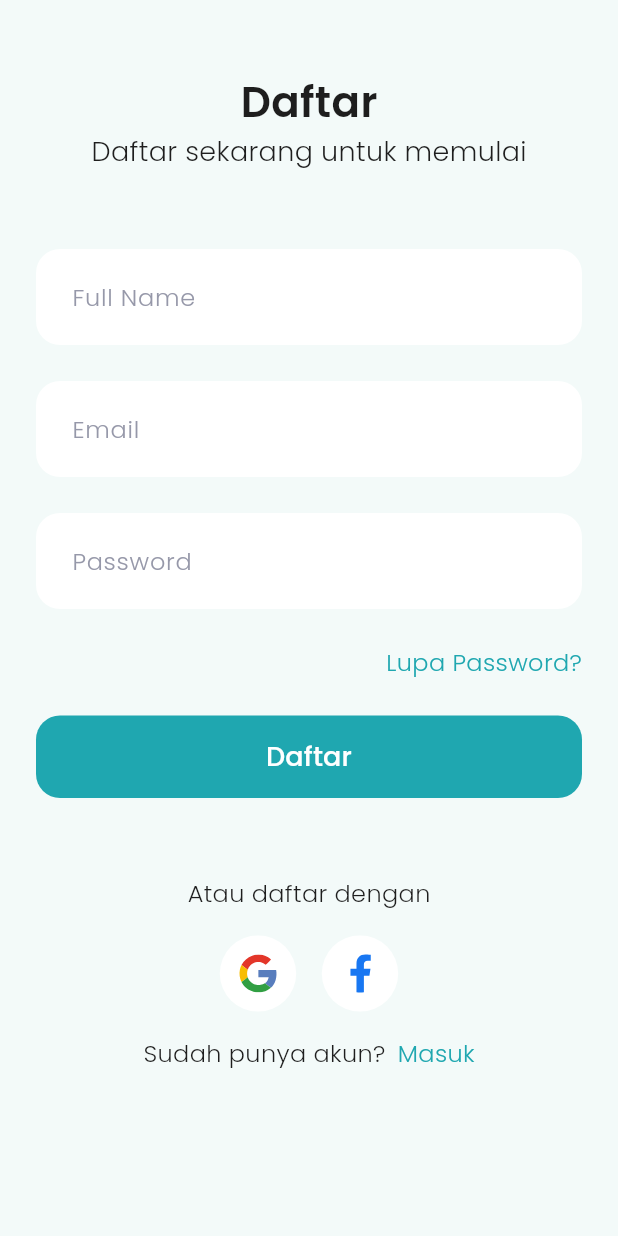
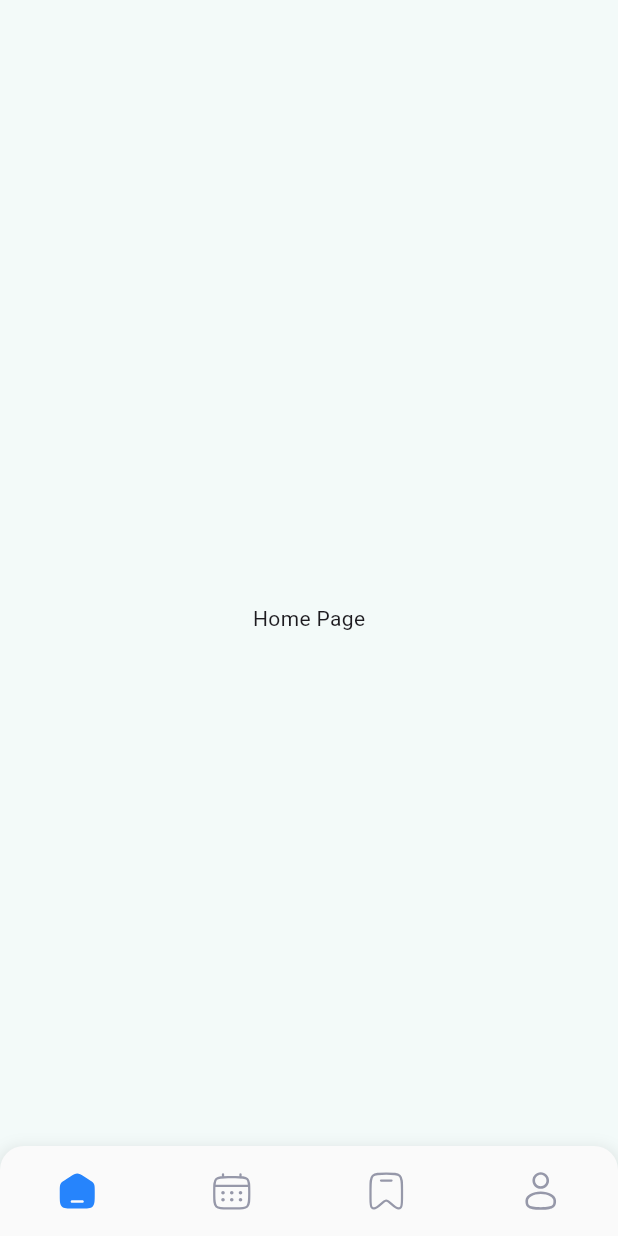
Before and after one commit to gilanghaq/dineinapp, a Flutter app: the SignUpPage screen opened by its route, after a tap on "Daftar", on a phone screen of 412 x 824 dp. Run offline on Flutter 3.47's test engine with Material 3 defaults, Android fonts, the light colour scheme and no system bars; our stand-ins replace bloc, flutter_bloc, flutter_svg, google_fonts.

Commit message:
make bottom navigation

```diff
--- /dev/null
+++ b/lib/cubit/page_cubit.dart
@@ -0,0 +1,9 @@
+import 'package:bloc/bloc.dart';
+
+class PageCubit extends Cubit<int> {
+  PageCubit() : super(0);
+
+  void setPage(int newPage) {
+    emit(newPage);
+  }
+}
--- /dev/null
+++ b/lib/screens/pages/home_page.dart
@@ -0,0 +1,18 @@
+import 'package:dineinapp/themes/theme.dart';
+import 'package:flutter/material.dart';
+
+class HomePage extends StatelessWidget {
+  const HomePage({super.key});
+
+  @override
+  Widget build(BuildContext context) {
+    return Scaffold(
+      backgroundColor: background,
+      body: Center(
+        child: Text(
+          'Home Page',
+        ),
+      ),
+    );
+  }
+}
--- a/lib/screens/pages/main_page.dart
+++ b/lib/screens/pages/main_page.dart
@@ -1,10 +1,98 @@
+import 'package:dineinapp/cubit/page_cubit.dart';
+import 'package:dineinapp/screens/pages/booked_page.dart';
+import 'package:dineinapp/screens/pages/home_page.dart';
+import 'package:dineinapp/screens/pages/profile_page.dart';
+import 'package:dineinapp/screens/pages/saved_page.dart';
+import 'package:dineinapp/screens/widgets/custombottomnav_item.dart';
+import 'package:dineinapp/themes/theme.dart';
 import 'package:flutter/material.dart';
+import 'package:flutter_bloc/flutter_bloc.dart';
 
 class MainPage extends StatelessWidget {
   const MainPage({super.key});
 
   @override
   Widget build(BuildContext context) {
-    return const Placeholder();
+    Widget buildContent(int currentIndex) {
+      switch (currentIndex) {
+        case 0:
+          return HomePage();
+        case 1:
+          return BookedPage();
+        case 2:
+          return SavedPage();
+        case 3:
+          return ProfilePage();
+        default:
+          return HomePage();
+      }
+    }
+
+    Widget customBottomNavigation() {
+      return Align(
+        alignment: Alignment.bottomCenter,
+        child: Container(
+          width: double.infinity,
+          height: 60,
+          decoration: BoxDecoration(
+            color: white,
+            borderRadius: const BorderRadius.only(
+              topLeft: Radius.circular(16),
+              topRight: Radius.circular(16),
+            ),
+            boxShadow: [
+              BoxShadow(
+                color: black.withOpacity(.1),
+                spreadRadius: 2,
+                blurRadius: 8,
+                offset: const Offset(0, 3),
+              ),
+            ],
+          ),
+          child: Padding(
+            padding: EdgeInsets.symmetric(vertical: 16),
+            child: Row(
+              mainAxisAlignment: MainAxisAlignment.spaceAround,
+              children: [
+                CustomBottomNavItem(
+                  index: 0,
+                  unselectedicon: 'assets/svgs/ic_home.svg',
+                  selectedicon: 'assets/svgs/ic_home_filled.svg',
+                ),
+                CustomBottomNavItem(
+                  index: 1,
+                  unselectedicon: 'assets/svgs/ic_calendar.svg',
+                  selectedicon: 'assets/svgs/ic_calendar_filled.svg',
+                ),
+                CustomBottomNavItem(
+                  index: 2,
+                  unselectedicon: 'assets/svgs/ic_bookmark.svg',
+                  selectedicon: 'assets/svgs/ic_saved_filled.svg',
+                ),
+                CustomBottomNavItem(
+                  index: 3,
+                  unselectedicon: 'assets/svgs/ic_user.svg',
+                  selectedicon: 'assets/svgs/ic_user_filled.svg',
+                ),
+              ],
+            ),
+          ),
+        ),
+      );
+    }
+
+    return BlocBuilder<PageCubit, int>(
+      builder: (context, currentIndex) {
+        return Scaffold(
+          backgroundColor: background,
+          body: Stack(
+            children: [
+              buildContent(currentIndex),
+              customBottomNavigation(),
+            ],
+          ),
+        );
+      },
+    );
   }
 }
--- a/lib/screens/pages/signin_page.dart
+++ b/lib/screens/pages/signin_page.dart
@@ -61,7 +61,9 @@ class SignInPage extends StatelessWidget {
         return CustomButton(
           margin: EdgeInsets.only(top: 24),
           title: 'Masuk',
-          onPressed: () {},
+          onPressed: () {
+            Navigator.pushNamed(context, '/main');
+          },
         );
       }
 
--- a/lib/screens/pages/signup_page.dart
+++ b/lib/screens/pages/signup_page.dart
@@ -67,7 +67,9 @@ class SignUpPage extends StatelessWidget {
         return CustomButton(
           margin: EdgeInsets.only(top: 24),
           title: 'Daftar',
-          onPressed: () {},
+          onPressed: () {
+            Navigator.pushNamed(context, '/main');
+          },
         );
       }
 
--- /dev/null
+++ b/lib/screens/widgets/custombottomnav_item.dart
@@ -0,0 +1,40 @@
+import 'package:dineinapp/cubit/page_cubit.dart';
+import 'package:dineinapp/themes/theme.dart';
+import 'package:flutter/material.dart';
+import 'package:flutter_bloc/flutter_bloc.dart';
+import 'package:flutter_svg/svg.dart';
+
+class CustomBottomNavItem extends StatelessWidget {
+  final int index;
+  final String selectedicon;
+  final String unselectedicon;
+
+  const CustomBottomNavItem({
+    Key? key,
+    required this.index,
+    required this.unselectedicon,
+    required this.selectedicon,
+  }) : super(key: key);
+
+  @override
+  Widget build(BuildContext context) {
+    final PageCubit pageCubit = context.read<PageCubit>();
+    final bool isSelected = pageCubit.state == index;
+
+    return GestureDetector(
+      onTap: () {
+        pageCubit.setPage(index);
+      },
+      child: Column(
+        mainAxisAlignment: MainAxisAlignment.spaceBetween,
+        children: [
+          SvgPicture.asset(
+            isSelected ? selectedicon : unselectedicon,
+            width: 28,
+            height: 28,
+          ),
+        ],
+      ),
+    );
+  }
+}
--- a/pubspec.yaml
+++ b/pubspec.yaml
@@ -37,6 +37,7 @@ dependencies:
   cupertino_icons: ^1.0.2
   google_fonts: ^6.1.0
   flutter_svg: ^2.0.9
+  flutter_bloc: ^8.1.3
 
 dev_dependencies:
   flutter_test:
```
Also changed, not shown: lib/main.dart (+10 -1 lines), lib/screens/pages/booked_page.dart (added, +18 -0 lines), lib/screens/pages/profile_page.dart (added, +18 -0 lines), lib/screens/pages/saved_page.dart (added, +18 -0 lines), assets/svgs/ic_bookmark.svg (added), assets/svgs/ic_calendar.svg (added), assets/svgs/ic_calendar_filled.svg (added), assets/svgs/ic_home.svg (added), assets/svgs/ic_home_filled.svg (added), assets/svgs/ic_saved_filled.svg (added), assets/svgs/ic_user.svg (added), assets/svgs/ic_user_filled.svg (added), pubspec.lock.
